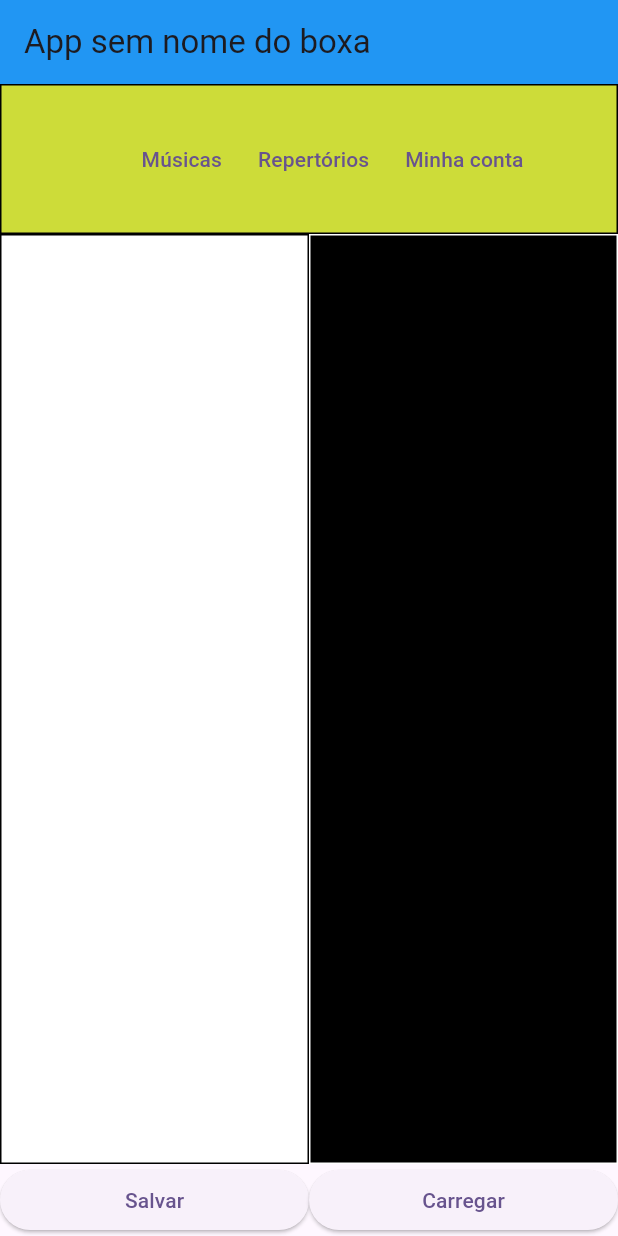
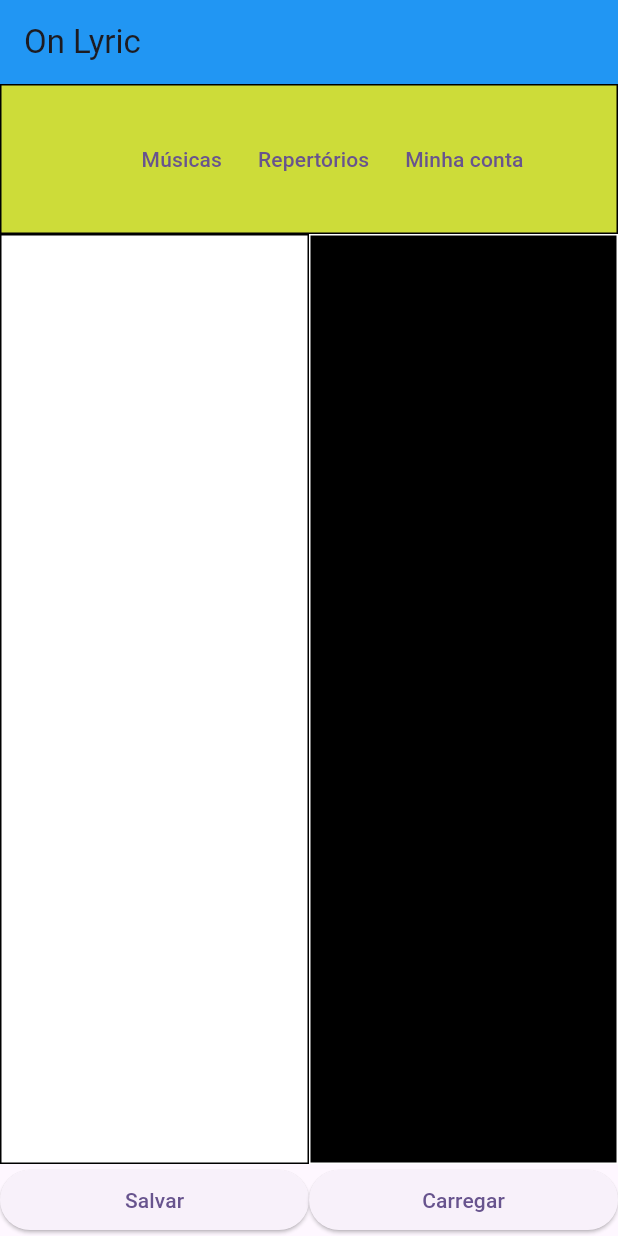
Before and after one commit to GuimaRodrigues/on_lyric, a Flutter app: the RepertoriosListView screen opened directly, on a phone screen of 412 x 824 dp. Run offline on Flutter 3.47's test engine with Material 3 defaults, Android fonts, the phone set to English and light mode, and no system bars; missing offline and left inert: flutter_session_manager, rich_text_controller.

Commit message:
app bar e remocao homepage

```diff
--- a/lib/main.dart
+++ b/lib/main.dart
@@ -1,8 +1,8 @@
 import 'package:on_lyric/utils/storage/control_session.dart';
 import 'package:on_lyric/utils/storage/storage_constants.dart';
-import 'package:on_lyric/view/home_page_view.dart';
 import 'package:on_lyric/view/login_page.dart';
 import 'package:flutter/material.dart';
+import 'package:on_lyric/view/musicas_list_view.dart';
 
 void main() async {
   runApp(const MyApp());
@@ -15,7 +15,7 @@
   Widget build(BuildContext context) {
     return MaterialApp(
       debugShowCheckedModeBanner: false,
-      title: 'APP que vai bombar em 2029',
+      title: 'OnLyric',
       theme: ThemeData(
         colorScheme: ColorScheme.fromSeed(seedColor: Colors.deepPurple),
         useMaterial3: true,
@@ -24,7 +24,7 @@
         future: verificarState(),
         builder: (context, snapshot) {
           if (snapshot.data == true) {
-            return const HomePage();
+            return const MusicasListView();
           }
           return const LoginPage();
         },
--- a/lib/view/edicao_musica.dart
+++ b/lib/view/edicao_musica.dart
@@ -3,6 +3,7 @@ import 'dart:convert';
 import 'package:on_lyric/model/Musica.dart';
 import 'package:on_lyric/utils/storage/control_session.dart';
 import 'package:on_lyric/utils/storage/storage_constants.dart';
+import 'package:on_lyric/widgets/app_bar.dart';
 import 'package:on_lyric/widgets/barra_menu.dart';
 import 'package:flutter/material.dart';
 import 'package:rich_text_controller/rich_text_controller.dart';
@@ -70,10 +71,7 @@ class _EdicaoMusicaViewState extends State<EdicaoMusicaView> {
           ],
         ),
       ),
-      appBar: AppBar(
-        backgroundColor: Colors.blue,
-        title: const Text('App sem nome do boxa'),
-      ),
+      appBar: OnLyricAppBar(),
       body: Column(children: [
         BarraMenu(),
         Container(
--- a/lib/view/edicao_repertorio.view.dart
+++ b/lib/view/edicao_repertorio.view.dart
@@ -1,4 +1,5 @@
 import 'package:on_lyric/utils/storage/control_session.dart';
+import 'package:on_lyric/widgets/app_bar.dart';
 import 'package:on_lyric/widgets/barra_menu.dart';
 import 'package:flutter/material.dart';
 import 'package:rich_text_controller/rich_text_controller.dart';
@@ -65,10 +66,7 @@ class _EdicaoRepertorioViewState extends State<EdicaoRepertorioView> {
           ],
         ),
       ),
-      appBar: AppBar(
-        backgroundColor: Colors.blue,
-        title: const Text('App sem nome do boxa'),
-      ),
+      appBar: OnLyricAppBar(),
       body: Column(children: [
         BarraMenu(),
         Expanded(
--- a/lib/view/musicas_list_view.dart
+++ b/lib/view/musicas_list_view.dart
@@ -4,6 +4,7 @@ import 'package:on_lyric/model/Musica.dart';
 import 'package:on_lyric/utils/storage/control_session.dart';
 import 'package:on_lyric/utils/storage/storage_constants.dart';
 import 'package:on_lyric/view/edicao_musica.dart';
+import 'package:on_lyric/widgets/app_bar.dart';
 import 'package:on_lyric/widgets/barra_menu.dart';
 import 'package:flutter/material.dart';
 
@@ -26,10 +27,7 @@ class _MusicasListViewState extends State<MusicasListView> {
   @override
   Widget build(BuildContext context) {
     return Scaffold(
-      appBar: AppBar(
-        backgroundColor: Colors.blue,
-        title: const Text('App sem nome do boxa'),
-      ),
+      appBar: OnLyricAppBar(),
       body: Column(
         children: [
           BarraMenu(),
--- a/lib/view/repertorios_list_view.dart
+++ b/lib/view/repertorios_list_view.dart
@@ -1,7 +1,6 @@
-import 'package:on_lyric/utils/storage/control_session.dart';
+import 'package:on_lyric/widgets/app_bar.dart';
 import 'package:on_lyric/widgets/barra_menu.dart';
 import 'package:flutter/material.dart';
-import 'package:rich_text_controller/rich_text_controller.dart';
 
 class RepertoriosListView extends StatefulWidget {
   const RepertoriosListView({super.key});
@@ -11,26 +10,8 @@ class RepertoriosListView extends StatefulWidget {
 }
 
 class _RepertoriosListViewState extends State<RepertoriosListView> {
-  String textoEscrito = '';
-  bool barraN = false;
-  bool barraRetaDoisPontos = false;
-  String cifras =
-      " A | A# | B | C | D | E | F | G | m | Am | Bm | Cm | Dm | Em | Fm | Gm | b | # | 7 | + | - | C# | D# | Eb | F# | Ab | Bb ";
-  TextEditingController controller = TextEditingController();
-
   @override
   void initState() {
-    controller = RichTextController(
-      patternMatchMap: {
-        RegExp(
-          cifras,
-        ): const TextStyle(color: Colors.orange),
-        RegExp(
-          '|:',
-        ): const TextStyle(color: Colors.green),
-      },
-      onMatch: (List<String> matches) {},
-    );
     super.initState();
   }
 
@@ -42,22 +23,14 @@ class _RepertoriosListViewState extends State<RepertoriosListView> {
           children: [
             Expanded(
               child: ElevatedButton(
-                onPressed: () async {
-                  await ControlSession.internal().set('musica', textoEscrito);
-                },
+                onPressed: () async {},
                 child: Text('Salvar'),
               ),
             ),
             Expanded(
               child: ElevatedButton(
                 onPressed: () async {
-                  String textoSalvo =
-                      await ControlSession.internal().get('musica');
-                  ;
-                  setState(() {
-                    textoEscrito = textoSalvo;
-                    controller.text = textoEscrito;
-                  });
+                  setState(() {});
                 },
                 child: Text('Carregar'),
               ),
@@ -65,10 +38,7 @@ class _RepertoriosListViewState extends State<RepertoriosListView> {
           ],
         ),
       ),
-      appBar: AppBar(
-        backgroundColor: Colors.blue,
-        title: const Text('App sem nome do boxa'),
-      ),
+      appBar: OnLyricAppBar(),
       body: Column(children: [
         BarraMenu(),
         Expanded(
@@ -80,24 +50,6 @@ class _RepertoriosListViewState extends State<RepertoriosListView> {
                   decoration: BoxDecoration(
                       color: Colors.white,
                       border: Border.all(color: Colors.black)),
-                  child: TextField(
-                    controller: controller,
-                    style: TextStyle(color: Colors.black),
-                    decoration: null,
-                    maxLines: null,
-                    minLines: null,
-                    onChanged: (text) {
-                      setState(() {
-                        textoEscrito = text;
-                        if (textoEscrito.endsWith('\n')) {
-                          setState(() {
-                            // refrao = true;
-                          });
-                        }
-                        if (textoEscrito.contains('|:')) {}
-                      });
-                    },
-                  ),
                 ),
               ),
               Expanded(
@@ -106,14 +58,6 @@ class _RepertoriosListViewState extends State<RepertoriosListView> {
                       color: Colors.black,
                       border: Border.all(color: Colors.white)),
                   height: MediaQuery.of(context).size.height,
-                  child: TextField(
-                    style: const TextStyle(color: Colors.white),
-                    decoration: null,
-                    controller: controller,
-                    maxLines: null,
-                    minLines: null,
-                    readOnly: true,
-                  ),
                 ),
               ),
             ],
--- /dev/null
+++ b/lib/widgets/app_bar.dart
@@ -0,0 +1,16 @@
+import 'package:flutter/material.dart';
+
+class OnLyricAppBar extends StatelessWidget implements PreferredSizeWidget {
+  const OnLyricAppBar({super.key});
+
+  @override
+  Widget build(BuildContext context) {
+    return AppBar(
+      backgroundColor: Colors.blue,
+      title: const Text('On Lyric'),
+    );
+  }
+
+  @override
+  Size get preferredSize => const Size.fromHeight(kToolbarHeight);
+}
```
Also changed, not shown: lib/view/home_page_view.dart (deleted, +0 -33 lines), lib/view/login_page.dart (+5 -6 lines).
